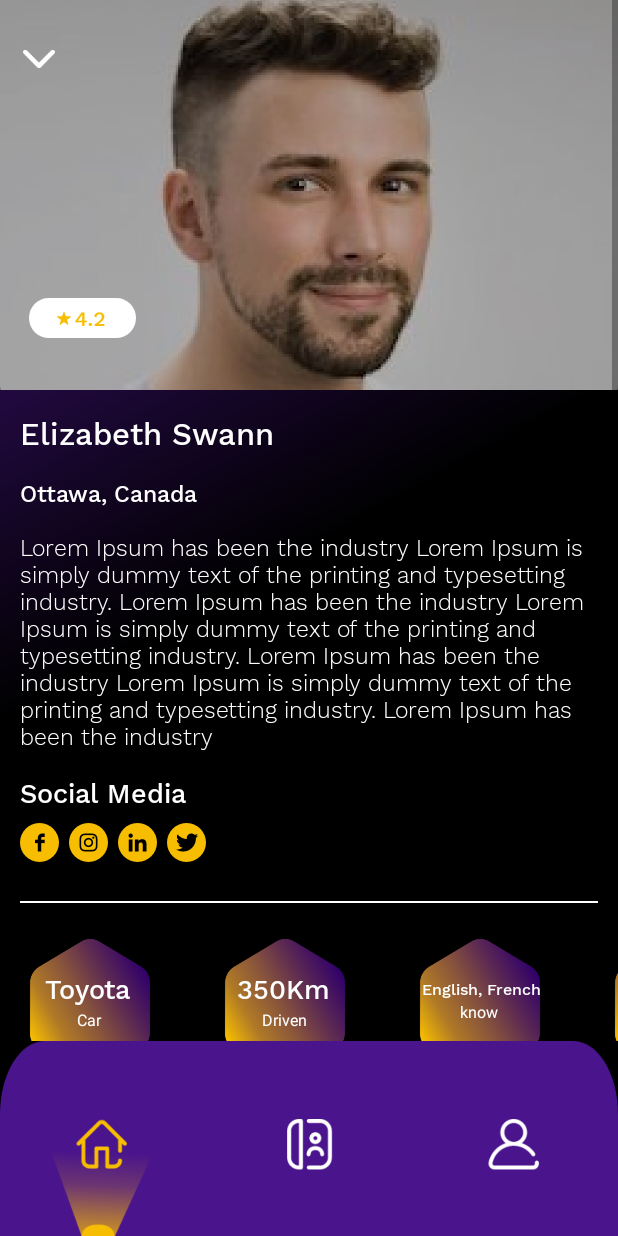
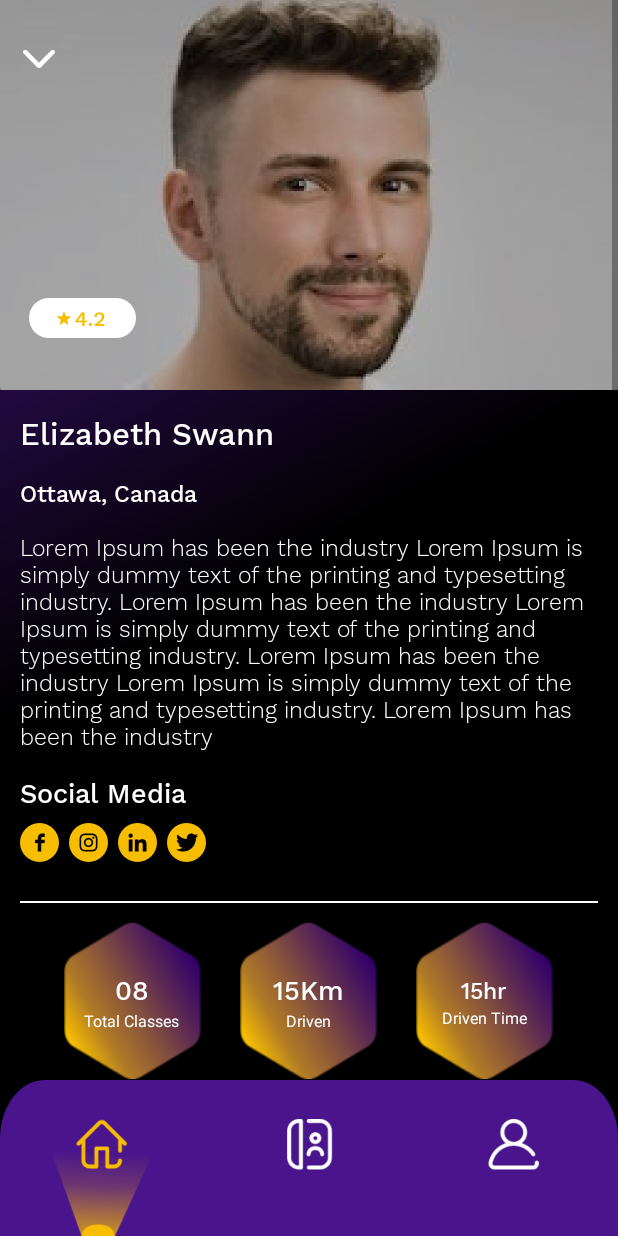
Before and after one commit to Hiteshx13/TYRStudent, an Android app: the fragment UsersFragment placed in its activity, on a phone screen of 412 x 824 dp. Run offline under Robolectric (Android 15) with nearby library versions, the phone set to English and light mode, and no system bars; our stand-ins replace data binding, sdp/ssp sizes.

Commit message:
app icons added

```diff
--- a/app/src/main/AndroidManifest.xml
+++ b/app/src/main/AndroidManifest.xml
@@ -4,7 +4,7 @@
 
     <application
         android:allowBackup="true"
-        android:icon="@mipmap/ic_launcher"
+        android:icon="@drawable/app_icon"
         android:label="@string/app_name"
         android:roundIcon="@mipmap/ic_launcher_round"
         android:supportsRtl="true"
--- a/app/src/main/java/com/tyre/student/activity/LoginActivity.kt
+++ b/app/src/main/java/com/tyre/student/activity/LoginActivity.kt
@@ -36,7 +36,7 @@ class LoginActivity : AppCompatActivity(), View.OnClickListener {
     override fun onClick(view: View?) {
         when (view?.id) {
             R.id.btnSignIn -> {
-                startActivity(LoginMapActivity.getIntent(this))
+                startActivity(MainActivity.getIntent(this))
                 finish()
             }
             R.id.txtSignUp -> {
--- a/app/src/main/java/com/tyre/student/activity/SignUpActivity.kt
+++ b/app/src/main/java/com/tyre/student/activity/SignUpActivity.kt
@@ -41,7 +41,7 @@ class SignUpActivity : AppCompatActivity(), View.OnClickListener {
             }
 
             R.id.btnSignUp -> {
-                startActivity(MainActivity.getIntent(this))
+                startActivity(LoginMapActivity.getIntent(this))
                 finish()
             }
         }
--- a/app/src/main/res/layout/activity_main.xml
+++ b/app/src/main/res/layout/activity_main.xml
@@ -12,7 +12,7 @@
         <LinearLayout
             android:id="@+id/llMenu"
             android:layout_width="match_parent"
-            android:layout_height="@dimen/_100sdp"
+            android:layout_height="@dimen/_80sdp"
             android:layout_alignParentBottom="true"
             android:background="@drawable/bg_tab_blue"
             android:gravity="bottom">
--- a/app/src/main/res/layout/activity_signup.xml
+++ b/app/src/main/res/layout/activity_signup.xml
@@ -91,7 +91,7 @@
                     android:layout_height="wrap_content"
                     android:layout_marginTop="@dimen/_25sdp"
                     android:hint="@string/email_id"
-                    android:inputType="phone"
+                    android:inputType="textEmailAddress"
                     tools:text="" />
 
                 <androidx.appcompat.widget.AppCompatEditText
@@ -112,7 +112,6 @@
                     android:text="@string/i_agree_the_terms_and_conditions"
                     android:textColor="@color/colorWhite" />
 
-
                 <androidx.appcompat.widget.AppCompatButton
                     android:id="@+id/btnSignUp"
                     style="@style/StyleButtonYellow"
@@ -122,8 +121,5 @@
                     android:text="@string/sign_up" />
             </LinearLayout>
         </ScrollView>
-
-
-
     </RelativeLayout>
 </layout>
--- a/app/src/main/res/layout/fragment_dashboard.xml
+++ b/app/src/main/res/layout/fragment_dashboard.xml
@@ -189,6 +189,7 @@
                             android:layout_height="wrap_content"
                             android:background="@drawable/drawable_white_cornered_bordered"
                             android:orientation="horizontal"
+                            android:layout_marginStart="@dimen/_10sdp"
                             android:padding="@dimen/_10sdp">
 
                             <androidx.appcompat.widget.AppCompatImageView
--- a/app/src/main/res/layout/fragment_users.xml
+++ b/app/src/main/res/layout/fragment_users.xml
@@ -135,22 +135,20 @@
                 android:background="@color/colorWhite" />
 
 
-            <HorizontalScrollView
-                android:layout_width="match_parent"
-                android:layout_height="wrap_content">
 
 
                 <LinearLayout
                     android:layout_width="match_parent"
                     android:layout_height="match_parent"
                     android:gravity="center"
+                    android:layout_marginTop="@dimen/_10sdp"
                     android:orientation="horizontal">
 
 
                     <LinearLayout
-                        android:layout_width="@dimen/_100sdp"
-                        android:layout_height="@dimen/_100sdp"
-                        android:background="@drawable/icn_polygon"
+                        android:layout_width="@dimen/_70sdp"
+                        android:layout_height="@dimen/_80sdp"
+                          android:background="@drawable/ic_rectangle"
                         android:gravity="center"
                         android:orientation="vertical">
 
@@ -158,7 +156,7 @@
                             android:layout_width="wrap_content"
                             android:layout_height="wrap_content"
                             android:fontFamily="@font/worksans_medium"
-                            android:text="Toyota  "
+                            android:text="08"
                             android:textAllCaps="false"
                             android:textColor="@color/colorWhite"
                             android:textSize="@dimen/_14ssp" />
@@ -166,7 +164,7 @@
                         <androidx.appcompat.widget.AppCompatTextView
                             android:layout_width="wrap_content"
                             android:layout_height="wrap_content"
-                            android:text="Car    "
+                            android:text="Total Classes"
                             android:textAllCaps="false"
                             android:textColor="@color/colorWhite"
                             android:textSize="@dimen/_8ssp" />
@@ -174,9 +172,10 @@
                     </LinearLayout>
 
                     <LinearLayout
-                        android:layout_width="@dimen/_100sdp"
-                        android:layout_height="@dimen/_100sdp"
-                        android:background="@drawable/icn_polygon"
+                        android:layout_width="@dimen/_70sdp"
+                        android:layout_height="@dimen/_80sdp"
+                        android:layout_marginStart="@dimen/_20sdp"
+                        android:background="@drawable/ic_rectangle"
                         android:gravity="center"
                         android:orientation="vertical">
 
@@ -184,7 +183,7 @@
                             android:layout_width="wrap_content"
                             android:layout_height="wrap_content"
                             android:fontFamily="@font/worksans_medium"
-                            android:text="350Km  "
+                            android:text="15Km"
                             android:textAllCaps="false"
                             android:textColor="@color/colorWhite"
                             android:textSize="@dimen/_14ssp" />
@@ -192,7 +191,7 @@
                         <androidx.appcompat.widget.AppCompatTextView
                             android:layout_width="wrap_content"
                             android:layout_height="wrap_content"
-                            android:text="Driven    "
+                            android:text="Driven"
                             android:textAllCaps="false"
                             android:textColor="@color/colorWhite"
                             android:textSize="@dimen/_8ssp" />
@@ -200,9 +199,10 @@
                     </LinearLayout>
 
                     <LinearLayout
-                        android:layout_width="@dimen/_100sdp"
-                        android:layout_height="@dimen/_100sdp"
-                        android:background="@drawable/icn_polygon"
+                        android:layout_width="@dimen/_70sdp"
+                        android:layout_height="@dimen/_80sdp"
+                        android:layout_marginStart="@dimen/_20sdp"
+                        android:background="@drawable/ic_rectangle"
                         android:gravity="center"
                         android:orientation="vertical">
 
@@ -210,41 +210,15 @@
                             android:layout_width="wrap_content"
                             android:layout_height="wrap_content"
                             android:fontFamily="@font/worksans_medium"
-                            android:text="English, French  "
+                            android:text="15hr"
                             android:textAllCaps="false"
                             android:textColor="@color/colorWhite"
-                            android:textSize="@dimen/_8ssp" />
+                            android:textSize="@dimen/_12ssp" />
 
                         <androidx.appcompat.widget.AppCompatTextView
                             android:layout_width="wrap_content"
                             android:layout_height="wrap_content"
-                            android:text="know    "
-                            android:textAllCaps="false"
-                            android:textColor="@color/colorWhite"
-                            android:textSize="@dimen/_8ssp" />
-
-                    </LinearLayout>
-
-                    <LinearLayout
-                        android:layout_width="@dimen/_100sdp"
-                        android:layout_height="@dimen/_100sdp"
-                        android:background="@drawable/icn_polygon"
-                        android:gravity="center"
-                        android:orientation="vertical">
-
-                        <androidx.appcompat.widget.AppCompatTextView
-                            android:layout_width="wrap_content"
-                            android:layout_height="wrap_content"
-                            android:fontFamily="@font/worksans_medium"
-                            android:text="$30  "
-                            android:textAllCaps="false"
-                            android:textColor="@color/colorWhite"
-                            android:textSize="@dimen/_14ssp" />
-
-                        <androidx.appcompat.widget.AppCompatTextView
-                            android:layout_width="wrap_content"
-                            android:layout_height="wrap_content"
-                            android:text="per Hour    "
+                            android:text="Driven Time"
                             android:textAllCaps="false"
                             android:textColor="@color/colorWhite"
                             android:textSize="@dimen/_8ssp" />
@@ -252,8 +226,8 @@
                     </LinearLayout>
 
 
+
                 </LinearLayout>
-            </HorizontalScrollView>
 
             <View
                 android:layout_width="match_parent"
@@ -271,7 +245,7 @@
                 android:layout_marginStart="@dimen/_10sdp"
                 android:layout_marginLeft="@dimen/_10sdp"
                 android:layout_marginTop="@dimen/_10sdp"
-                android:text="Social Media"
+                android:text="Basic Details"
                 android:textColor="@color/colorWhite"
                 android:textSize="@dimen/_14ssp"
                 app:fontFamily="@font/worksans_medium" />
@@ -311,12 +285,12 @@
                 android:layout_marginStart="@dimen/_10sdp"
                 android:layout_marginLeft="@dimen/_10sdp"
                 android:layout_marginTop="@dimen/_10sdp"
+                android:layout_marginBottom="@dimen/_10sdp"
+
                 android:drawableStart="@drawable/ic_password"
-
                 android:drawableLeft="@drawable/ic_password"
                 android:drawablePadding="@dimen/_20sdp"
                 android:text="**********"
-                android:layout_marginBottom="@dimen/_10sdp"
                 android:textColor="@color/colorWhite"
                 android:textSize="@dimen/_12ssp"
                 app:fontFamily="@font/worksans_medium" />
--- a/app/src/main/res/mipmap-anydpi-v26/ic_launcher_round.xml
+++ b/app/src/main/res/mipmap-anydpi-v26/ic_launcher_round.xml
@@ -1,5 +1,5 @@
 <?xml version="1.0" encoding="utf-8"?>
 <adaptive-icon xmlns:android="http://schemas.android.com/apk/res/android">
     <background android:drawable="@drawable/ic_launcher_background" />
-    <foreground android:drawable="@drawable/ic_launcher_foreground" />
+    <foreground android:drawable="@drawable/app_icon" />
 </adaptive-icon>
--- a/app/src/main/res/values/strings.xml
+++ b/app/src/main/res/values/strings.xml
@@ -1,5 +1,5 @@
 <resources>
-    <string name="app_name">TYR Student</string>
+    <string name="app_name">TYRO Student</string>
     <string name="welcome">Welcome</string>
     <string name="dummy_text">Lorem Ipsum is simply dummy text of the printing and typesetting industry. Lorem Ipsum has been the industry</string>
     <string name="dummy_text_large"> Lorem Ipsum has been the industry Lorem Ipsum is simply dummy text of the printing and typesetting industry. Lorem Ipsum has been the industry Lorem Ipsum is simply dummy text of the printing and typesetting industry. Lorem Ipsum has been the industry Lorem Ipsum is simply dummy text of the printing and typesetting industry. Lorem Ipsum has been the industry</string>
```
Also changed, not shown: app/src/main/res/drawable/app_icon.png (added), app/src/main/res/drawable/ic_rectangle.png (added).
